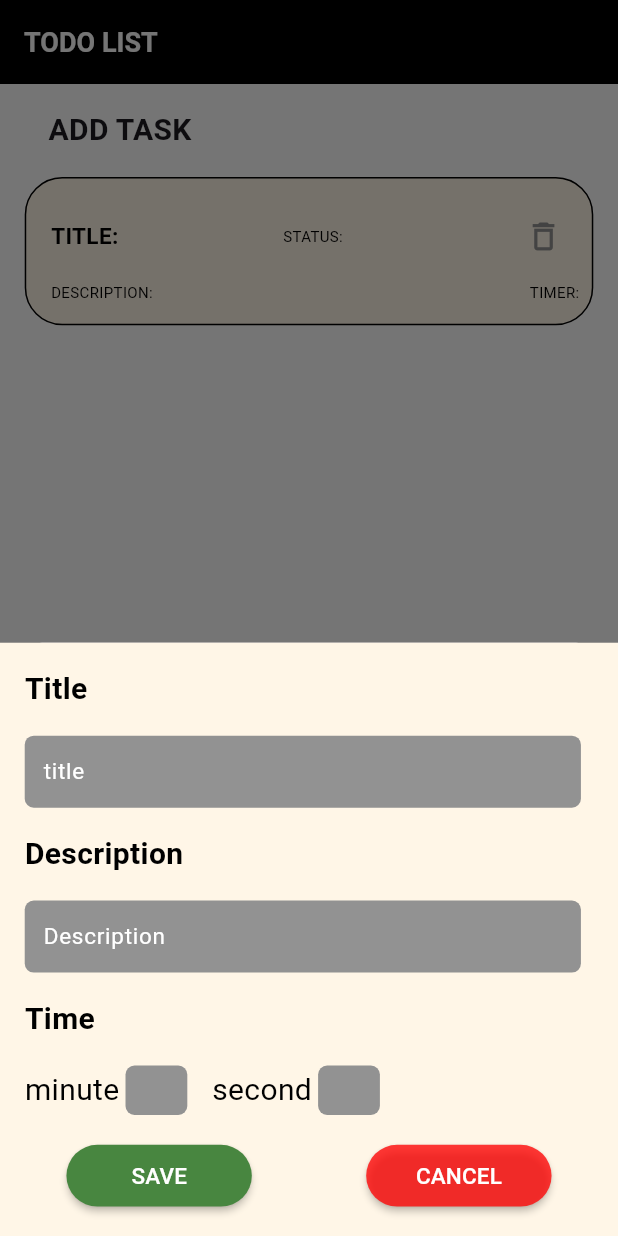
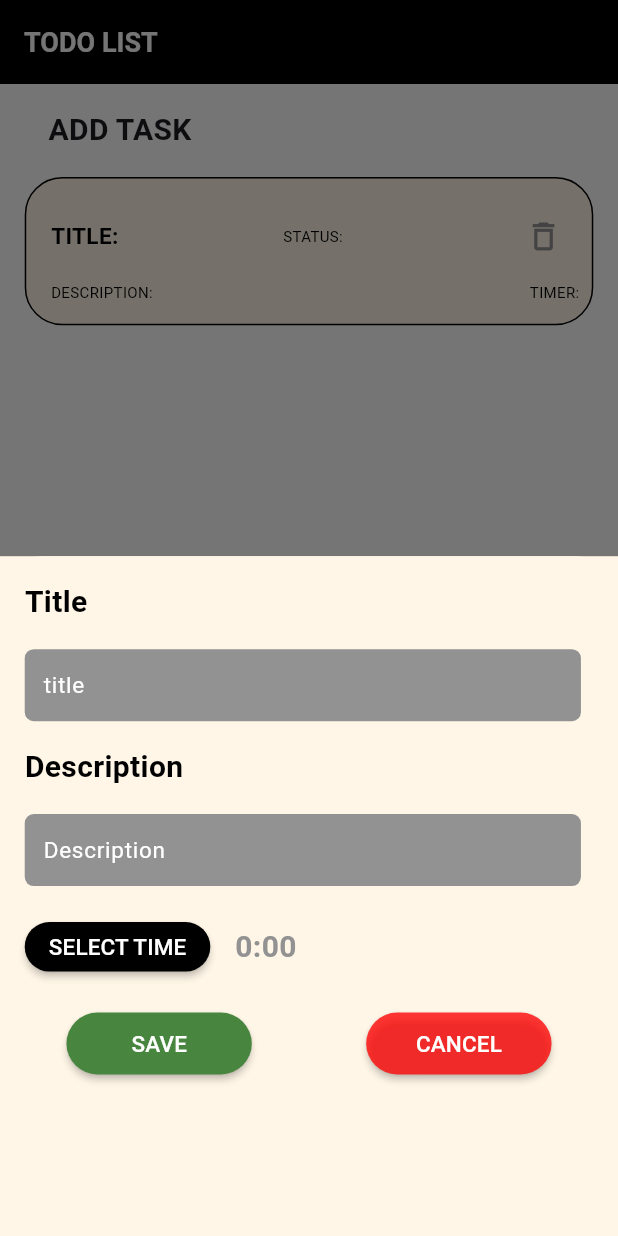
Before and after one commit to abhay11199/TODO-APP, a Flutter app: the screen it shows after launch, after a tap on the "add" icon, on a phone screen of 412 x 824 dp. Run offline on Flutter 3.47's test engine with Material 3 defaults, Android fonts, the phone set to English and light mode, and no system bars; our stand-ins replace get.

Commit message:
added time picker

```diff
--- a/lib/app/modules/home/controllers/home_controller.dart
+++ b/lib/app/modules/home/controllers/home_controller.dart
@@ -4,6 +4,20 @@ import 'package:get/get.dart';
 class HomeController extends GetxController {
   TextEditingController titleController = TextEditingController();
   TextEditingController descriptionController = TextEditingController();
-  TextEditingController timeController = TextEditingController();
-  TextEditingController statusController = TextEditingController();
+  TextEditingController minuteController = TextEditingController();
+  TextEditingController secondController = TextEditingController();
 }
+
+class TimePickerController extends GetxController {
+  var selectedTime = TimeOfDay.now().obs;
+
+  void updateSelectedTime(TimeOfDay time) {
+    selectedTime.value = time;
+  }
+
+  Rx<Duration> selectedDuration = Duration(minutes: 0).obs;
+
+  void updateSelectedDuration(Duration duration) {
+    selectedDuration.value = duration;
+  }
+}
--- a/lib/app/modules/home/views/home_view.dart
+++ b/lib/app/modules/home/views/home_view.dart
@@ -1,3 +1,4 @@
+import 'package:flutter/cupertino.dart';
 import 'package:flutter/material.dart';
 import 'package:get/get.dart';
 import 'package:todo_app/app/constants/app_config.dart';
@@ -10,6 +11,12 @@ class Home extends StatelessWidget {
   final homeController = Get.isRegistered<HomeController>()
       ? Get.find<HomeController>()
       : Get.put(HomeController());
+
+  final _formkey = GlobalKey<FormState>();
+
+  TimeOfDay selectedTime = TimeOfDay.now();
+  final TimePickerController _timePickerController =
+      Get.put(TimePickerController());
 
   @override
   Widget build(BuildContext context) {
@@ -120,11 +127,13 @@ class Home extends StatelessWidget {
                       padding: EdgeInsets.only(
                           bottom: MediaQuery.of(context).viewInsets.bottom),
                       child: Container(
-                        height: appConfig.deviceHeight(48),
+                        height: appConfig.deviceHeight(55),
                         color: AppColors.backgroundColor,
                         child: Column(
                           children: [
-                            Padding(
+                            Form(
+                              key: _formkey,
+                              child: Padding(
                                 padding: EdgeInsets.all(appConfig.rWP(4)),
                                 child: Column(
                                   mainAxisAlignment: MainAxisAlignment.start,
@@ -147,8 +156,15 @@ class Home extends StatelessWidget {
                                       ),
                                       decoration: BoxDecoration(
                                           color: AppColors.greycolor,
-                                        borderRadius: BorderRadius.circular(6)),
+                                          borderRadius:
+                                              BorderRadius.circular(6)),
                                       child: TextFormField(
+                                        validator: (value) {
+                                          if (value == null || value.isEmpty) {
+                                            return 'Please enter a title';
+                                          }
+                                          return null;
+                                        },
                                         cursorColor: AppColors.primaryColor,
                                         controller:
                                             homeController.titleController,
@@ -184,11 +200,18 @@ class Home extends StatelessWidget {
                                       ),
                                       decoration: BoxDecoration(
                                           color: AppColors.greycolor,
-                                        borderRadius: BorderRadius.circular(6)),
+                                          borderRadius:
+                                              BorderRadius.circular(6)),
                                       child: TextFormField(
+                                        validator: (value) {
+                                          if (value == null || value.isEmpty) {
+                                            return 'Please enter a description';
+                                          }
+                                          return null;
+                                        },
                                         cursorColor: AppColors.primaryColor,
-                                      controller:
-                                          homeController.descriptionController,
+                                        controller: homeController
+                                            .descriptionController,
                                         keyboardType: TextInputType.name,
                                         decoration: InputDecoration(
                                             hintText: 'Description',
@@ -204,81 +227,52 @@ class Home extends StatelessWidget {
                                     SizedBox(
                                       height: appConfig.deviceHeight(2),
                                     ),
-                                  Text(
-                                    'Time',
-                                    style: TextStyle(
-                                        color: AppColors.blackColor,
-                                        fontSize: appConfig.textSizeScale(20),
-                                        fontWeight: FontWeight.bold),
-                                  ),
-                                  SizedBox(
-                                    height: appConfig.deviceHeight(2),
-                                  ),
                                     Row(
                                       children: [
-                                      Text(
-                                        'minute',
+                                        MaterialButton(
+                                          color: AppColors.blackColor,
+                                          onPressed: () async {
+                                            final Duration? duration =
+                                                await showCupertinoDurationPicker(
+                                              context: context,
+                                              initialDuration:
+                                                  _timePickerController
+                                                      .selectedDuration.value,
+                                            );
+                                            if (duration != null) {
+                                              _timePickerController
+                                                  .updateSelectedDuration(
+                                                      duration);
+                                            }
+                                          },
+                                          shape: RoundedRectangleBorder(
+                                            borderRadius:
+                                                BorderRadius.circular(40.0),
+                                          ),
+                                          height: appConfig.deviceHeight(4),
+                                          minWidth: appConfig.deviceWidth(25),
+                                          child: Text(
+                                            'SELECT TIME',
                                             style: TextStyle(
-                                          color: AppColors.blackColor,
-                                          fontSize: appConfig.textSizeScale(20),
-                                        ),
-                                      ),
-                                      SizedBox(
-                                        width: appConfig.deviceWidth(1),
-                                      ),
-                                      Container(
-                                        width: appConfig.deviceWidth(10),
-                                        height: appConfig.deviceHeight(4),
-                                        padding: EdgeInsets.only(
-                                          left: appConfig.deviceWidth(3),
-                                        ),
-                                        decoration: BoxDecoration(
-                                            color: AppColors.greycolor,
-                                            borderRadius:
-                                                BorderRadius.circular(6)),
-                                        child: TextFormField(
-                                          cursorColor: AppColors.primaryColor,
-                                          controller:
-                                              homeController.timeController,
-                                          keyboardType: TextInputType.number,
-                                          decoration: InputDecoration(
-                                            border: InputBorder.none,
-                                          ),
+                                                color: AppColors.whitecolor,
+                                                fontSize: appConfig
+                                                    .textSizeScale(15)),
                                           ),
                                         ),
                                         SizedBox(
                                           width: appConfig.deviceWidth(4),
                                         ),
-                                      Text(
-                                        'second',
+                                        Obx(
+                                          () => Text(
+                                            "${_timePickerController.selectedDuration.value.inMinutes}:${(_timePickerController.selectedDuration.value.inSeconds % 60).toString().padLeft(2, '0')}",
                                             style: TextStyle(
-                                          color: AppColors.blackColor,
-                                          fontSize: appConfig.textSizeScale(20),
+                                              fontSize:
+                                                  appConfig.textSizeScale(20),
+                                              fontWeight: FontWeight.bold,
+                                              color: AppColors.greycolor,
                                             ),
                                           ),
-                                      SizedBox(
-                                        width: appConfig.deviceWidth(1),
-                                      ),
-                                      Container(
-                                        width: appConfig.deviceWidth(10),
-                                        height: appConfig.deviceHeight(4),
-                                        padding: EdgeInsets.only(
-                                          left: appConfig.deviceWidth(3),
-                                        ),
-                                        decoration: BoxDecoration(
-                                            color: AppColors.greycolor,
-                                            borderRadius:
-                                                BorderRadius.circular(6)),
-                                        child: TextFormField(
-                                          cursorColor: AppColors.primaryColor,
-                                          controller:
-                                              homeController.timeController,
-                                          keyboardType: TextInputType.number,
-                                          decoration: InputDecoration(
-                                            border: InputBorder.none,
-                                          ),
-                                        ),
-                                      ),
+                                        )
                                       ],
                                     ),
                                     SizedBox(
@@ -290,7 +284,35 @@ class Home extends StatelessWidget {
                                       children: [
                                         MaterialButton(
                                           color: AppColors.greencolor,
-                                        onPressed: () {},
+                                          onPressed: () {
+                                            FocusScope.of(context).unfocus();
+                                            if (_formkey.currentState!
+                                                .validate()) {
+                                              if (_timePickerController
+                                                      .selectedDuration
+                                                      .value
+                                                      .inMinutes >
+                                                  5) {
+                                                Get.snackbar(
+                                                  'Error',
+                                                  'Please select a duration of 5 minutes or less',
+                                                  snackPosition:
+                                                      SnackPosition.BOTTOM,
+                                                  backgroundColor: Colors.red,
+                                                  colorText: Colors.white,
+                                                );
+                                                return;
+                                              }
+                                              Get.snackbar(
+                                                'Success',
+                                                'List added successful',
+                                                snackPosition:
+                                                    SnackPosition.BOTTOM,
+                                                backgroundColor: Colors.green,
+                                                colorText: Colors.white,
+                                              );
+                                            }
+                                          },
                                           shape: RoundedRectangleBorder(
                                             borderRadius:
                                                 BorderRadius.circular(40.0),
@@ -301,8 +323,8 @@ class Home extends StatelessWidget {
                                             'SAVE',
                                             style: TextStyle(
                                                 color: AppColors.whitecolor,
-                                              fontSize:
-                                                  appConfig.textSizeScale(15)),
+                                                fontSize: appConfig
+                                                    .textSizeScale(15)),
                                           ),
                                         ),
                                         SizedBox(
@@ -310,7 +332,9 @@ class Home extends StatelessWidget {
                                         ),
                                         MaterialButton(
                                           color: AppColors.redColor,
-                                        onPressed: () {},
+                                          onPressed: () {
+                                            Get.back();
+                                          },
                                           shape: RoundedRectangleBorder(
                                             borderRadius:
                                                 BorderRadius.circular(40.0),
@@ -321,13 +345,14 @@ class Home extends StatelessWidget {
                                             'CANCEL',
                                             style: TextStyle(
                                                 color: AppColors.whitecolor,
-                                              fontSize:
-                                                  appConfig.textSizeScale(15)),
+                                                fontSize: appConfig
+                                                    .textSizeScale(15)),
                                           ),
                                         ),
                                       ],
                                     )
                                   ],
+                                ),
                               ),
                             )
                           ],
@@ -346,3 +371,46 @@ class Home extends StatelessWidget {
     );
   }
 }
+
+Future<Duration?> showCupertinoDurationPicker({
+  required BuildContext context,
+  required Duration initialDuration,
+}) {
+  return showDialog<Duration>(
+    context: context,
+    builder: (BuildContext context) {
+      Duration selectedDuration = initialDuration;
+      return CupertinoAlertDialog(
+        title: Text('Select Time'),
+        content: Container(
+          height: 200,
+          child: CupertinoTimerPicker(
+            mode: CupertinoTimerPickerMode.ms,
+            initialTimerDuration: initialDuration,
+            onTimerDurationChanged: (Duration duration) {
+              if (duration.inMinutes <= 5) {
+                selectedDuration = duration;
+              } else {
+                selectedDuration = Duration(minutes: 5);
+              }
+            },
+          ),
+        ),
+        actions: [
+          CupertinoDialogAction(
+            onPressed: () {
+              Navigator.of(context).pop(null);
+            },
+            child: Text('Cancel'),
+          ),
+          CupertinoDialogAction(
+            onPressed: () {
+              Navigator.of(context).pop(selectedDuration);
+            },
+            child: Text('OK'),
+          ),
+        ],
+      );
+    },
+  );
+}
```
Lines whose indentation alone changed are shown as unchanged.
